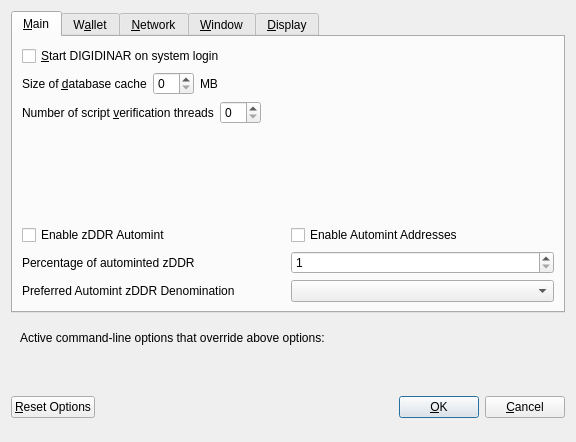
First picture: the form in src/qt/forms/optionsdialog.ui, repository DigiDinar-Project/DigiDinar, before the edit.
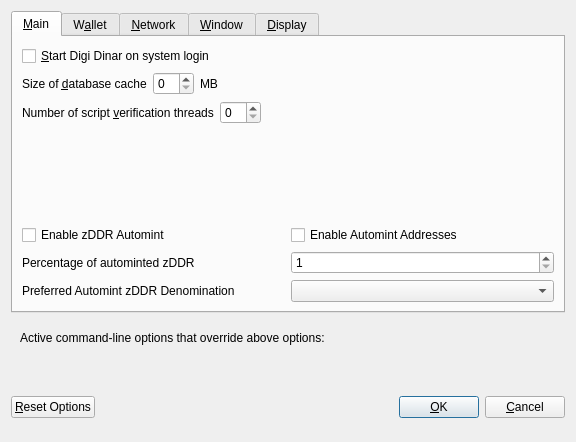
Second picture: the form after the edit. The open tabs and pages were chosen to show the change. Custom widgets are drawn as their Qt base class.

What changed in the file:
```diff
--- a/src/qt/forms/optionsdialog.ui
+++ b/src/qt/forms/optionsdialog.ui
@@ -33,7 +33,7 @@
           <string>Automatically start DIGIDINAR after logging in to the system.</string>
          </property>
          <property name="text">
-          <string>&amp;Start DIGIDINAR on system login</string>
+          <string>&amp;Start Digi Dinar on system login</string>
          </property>
         </widget>
        </item>
```
Left out of the diff: 8 changed lines with no effect on the pictures.
